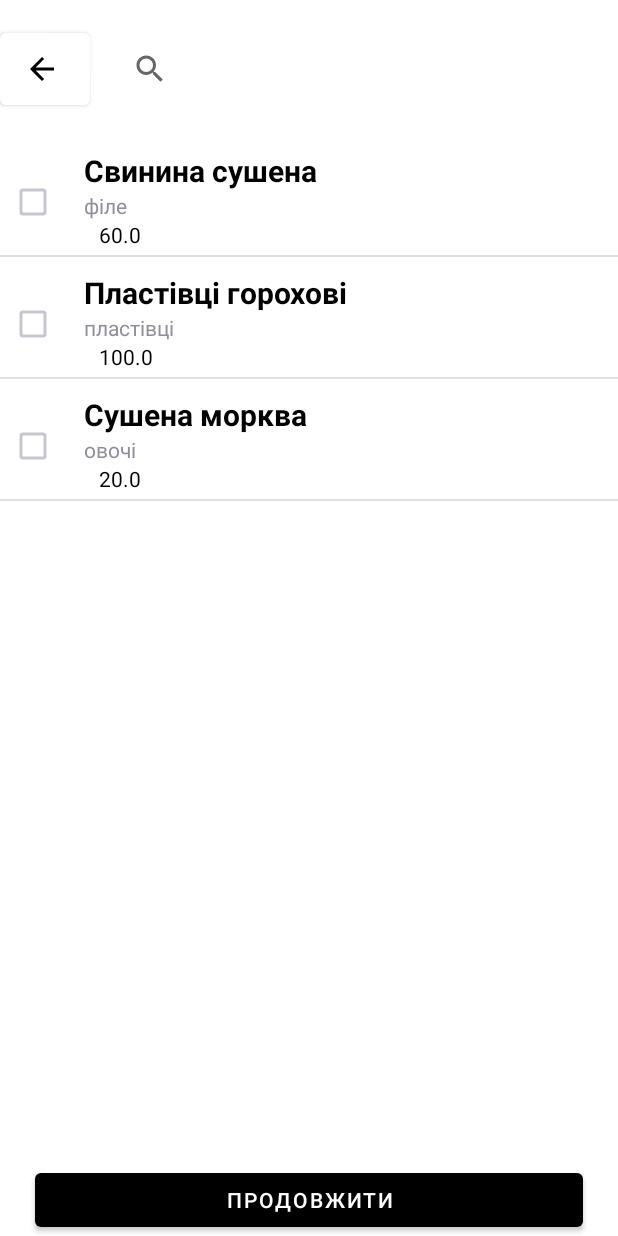
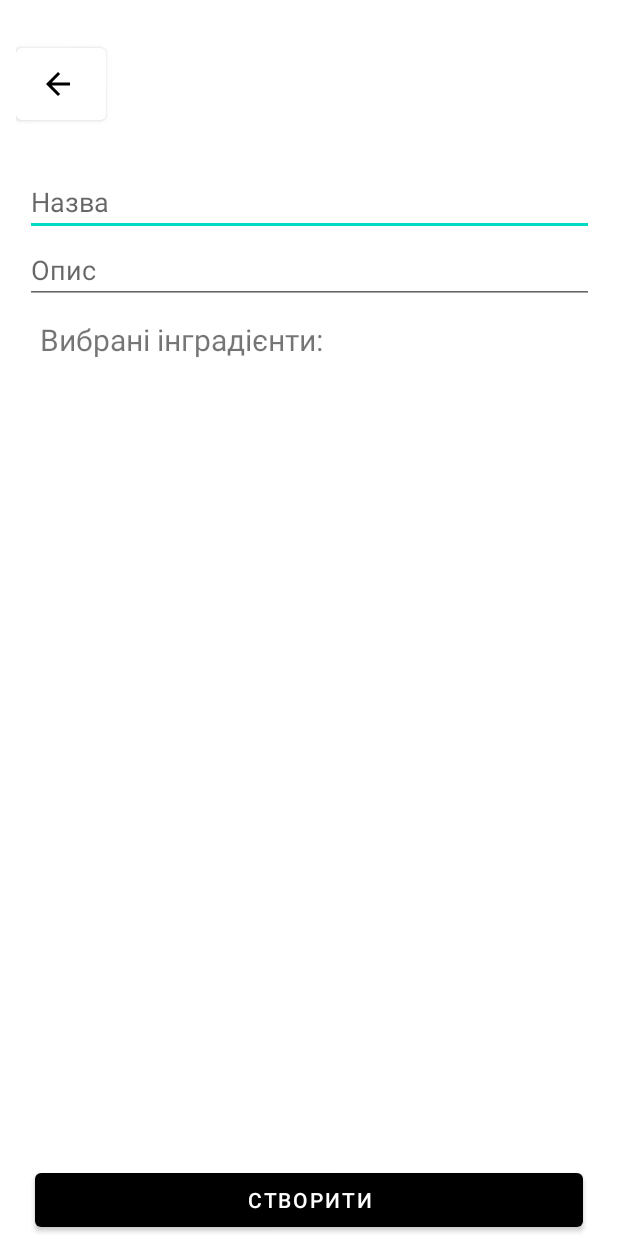
Before and after one commit to anastasiamorozz/MilitaryCalculator, an Android app: the Products screen opened directly, with no data from a screen before it, after a tap on "ПРОДОВЖИТИ", on a phone screen of 412 x 824 dp. Run offline under Robolectric (Android 15) with nearby library versions, the phone set to English and light mode, and no system bars.

Commit message:
Add files via upload

```diff
--- a/src/main/java/com/example/kursova/CreateTrailMix.java
+++ b/src/main/java/com/example/kursova/CreateTrailMix.java
@@ -1,9 +1,13 @@
 package com.example.kursova;
+
+import static com.example.kursova.Products.selectedProducts;
 
 import androidx.appcompat.app.AppCompatActivity;
 
 import android.os.Bundle;
 import android.widget.Adapter;
+import android.widget.ArrayAdapter;
+import android.widget.ListView;
 
 import java.util.ArrayList;
 
@@ -16,6 +20,8 @@ public class CreateTrailMix extends AppCompatActivity {
         super.onCreate(savedInstanceState);
         setContentView(R.layout.activity_create_trail_mix);
 
-
+        ListView listViewSelectedProducts = findViewById(R.id.listViewSelectedProducts);
+        ProductAdapter productAdapter = new ProductAdapter(getApplicationContext(), selectedProducts);
+        listViewSelectedProducts.setAdapter(productAdapter);
     }
 }
--- a/src/main/java/com/example/kursova/MRE.java
+++ b/src/main/java/com/example/kursova/MRE.java
@@ -1,31 +1,57 @@
 package com.example.kursova;
 
+import java.util.List;
+
 public class MRE {
-    private int calories;
-    private int protein;
-    private int fat;
-    private int carbs;
+    private double calories;
+    private double protein;
+    private double fat;
+    private double carbs;
 
-    public MRE(String name, int calories, int protein, int fat, int carbs) {
+    public MRE(double calories, double protein, double fat, double carbs) {
         this.calories = calories;
         this.protein = protein;
         this.fat = fat;
         this.carbs = carbs;
     }
 
-    public int getCalories() {
+    public MRE() {
+
+    }
+
+
+
+    public void setCalories(double calories) {
+        this.calories = calories;
+    }
+
+    public void setProtein(double protein) {
+        this.protein = protein;
+    }
+
+    public void setFat(double fat) {
+        this.fat = fat;
+    }
+
+    public void setCarbs(double carbs) {
+        this.carbs = carbs;
+    }
+
+    public double getCalories() {
         return calories;
     }
 
-    public int getProtein() {
+    public double getProtein() {
         return protein;
     }
 
-    public int getFat() {
+    public double getFat() {
         return fat;
     }
 
-    public int getCarbs() {
+    public double getCarbs() {
         return carbs;
     }
+
+
 }
--- a/src/main/java/com/example/kursova/Product.java
+++ b/src/main/java/com/example/kursova/Product.java
@@ -42,4 +42,5 @@ public class Product implements Serializable {
     public boolean isChecked() {
         return selected;
     }
+
 }
--- a/src/main/java/com/example/kursova/Products.java
+++ b/src/main/java/com/example/kursova/Products.java
@@ -2,42 +2,97 @@ package com.example.kursova;
 import android.content.Intent;
 import android.os.Bundle;
 import android.view.View;
+import android.widget.AdapterView;
+import android.widget.ArrayAdapter;
 import android.widget.Button;
 import android.widget.ListView;
 import android.widget.SearchView;
+import android.widget.Spinner;
 
 import androidx.appcompat.app.AppCompatActivity;
 
 import java.util.ArrayList;
+import java.util.Collections;
+import java.util.Comparator;
 
 public class Products extends AppCompatActivity {
 
     private ListView productsList;
     private ProductAdapter productAdapter;
     private ArrayList<Product> productList = new ArrayList<>();
+    public static ArrayList<Product> selectedProducts = new ArrayList<>();
+
 
     @Override
     protected void onCreate(Bundle savedInstanceState) {
         super.onCreate(savedInstanceState);
         setContentView(R.layout.activity_products);
 
+        productList.add(new Product("Свинина сушена", "Філе", new MRE(316, 12, 16, 42), 60));
+        productList.add(new Product("Пластівці горохові", "Пластівці", new MRE(350, 23, 2, 60), 100));
+        productList.add(new Product("Сушена морква", "Овочі", new MRE(68, 30, 1, 4), 20));
+        productList.add(new Product("Локшина яєчна", "Бакалія", new MRE(350, 12.4, 0.9, 75.6), 100));
+        productList.add(new Product("Сушений сир твердий", "Сир", new MRE(211, 16.7, 15, 1), 50));
+        productList.add(new Product("Сухі вершки", "Молочна продукція", new MRE(102, 2.9, 11.5, 25.1), 20));
+
         productsList = findViewById(R.id.listView);
         productAdapter = new ProductAdapter(getApplicationContext(), productList);
         productsList.setAdapter(productAdapter);
 
-        SearchView searchView = findViewById(R.id.searchView);
-        searchView.setOnQueryTextListener(new SearchView.OnQueryTextListener() {
+        Spinner spinner = findViewById(R.id.spinner);
+        String[] sortingOptions = {"Сортувати за А-Я", "Сортувати за Я-А", "Сортувати за вагою", "Сортувати за калорійністю"};
+
+        ArrayAdapter<String> adapter = new ArrayAdapter<>(this, android.R.layout.simple_spinner_item, sortingOptions);
+        adapter.setDropDownViewResource(android.R.layout.simple_spinner_dropdown_item);
+        spinner.setAdapter(adapter);
+
+        spinner.setOnItemSelectedListener(new AdapterView.OnItemSelectedListener() {
             @Override
-            public boolean onQueryTextSubmit(String query) {
-                return false;
+            public void onItemSelected(AdapterView<?> adapterView, View view, int i, long l) {
+                String selectedOption = adapterView.getItemAtPosition(i).toString();
+                if(selectedOption.equals("Сортувати за А-Я")){
+                    // Відсортувати елементи productList в алфавітному порядку від "А" до "Я"
+                    Collections.sort(productList, new Comparator<Product>() {
+                        @Override
+                        public int compare(Product p1, Product p2) {
+                            return p1.getName().compareTo(p2.getName());
+                        }
+                    });
+                }
+                if (selectedOption.equals("Сортувати за Я-А")) {
+                    // Відсортувати елементи productList в алфавітному порядку від "Я" до "А"
+                    Collections.sort(productList, new Comparator<Product>() {
+                        @Override
+                        public int compare(Product p1, Product p2) {
+                            return p2.getName().compareTo(p1.getName());
+                        }
+                    });
+                }
+                if (selectedOption.equals("Сортувати за вагою")){
+                    Collections.sort(productList, new Comparator<Product>() {
+                        @Override
+                        public int compare(Product p1, Product p2) {
+                            return Double.compare(p1.getWeight(), p2.getWeight());
+                        }
+                    });
+                }
+                if (selectedOption.equals("Сортувати за калорійністю")){
+                    Collections.sort(productList, new Comparator<Product>() {
+                        @Override
+                        public int compare(Product p1, Product p2) {
+                            return Double.compare(p1.getMre().getCalories(), p2.getMre().getCalories());
+                        }
+                    });
+                }
+                productAdapter.notifyDataSetChanged();
             }
 
             @Override
-            public boolean onQueryTextChange(String newText) {
-                productAdapter.getFilter().filter(newText);
-                return false;
+            public void onNothingSelected(AdapterView<?> adapterView) {
+
             }
         });
+
 
         Button exitButton = findViewById(R.id.button3);
         exitButton.setOnClickListener(new View.OnClickListener() {
@@ -50,20 +105,16 @@ public class Products extends AppCompatActivity {
 
         Button continueButton = findViewById(R.id.button4);
         continueButton.setOnClickListener(v -> {
-            ArrayList<Product> selectedProducts = new ArrayList<>();
             for (Product product : productList) {
                 if (product.isChecked()) {
                     selectedProducts.add(product);
                 }
             }
-            // Do something with the selected products
+            Intent intent = new Intent(Products.this, CreateTrailMix.class);
+            startActivity(intent);
         });
 
-        Product product1 = new Product("Свинина сушена", "філе", new MRE("Свинина сушена", 316, 12, 16, 42), 60);
-        Product product2 = new Product("Пластівці горохові", "пластівці", new MRE("Пластівці горохові", 350, 23, 2, 60), 100);
-        Product product3 = new Product("Сушена морква", "овочі", new MRE("Сушена морква", 68, 30, 1, 4), 20);
-        productList.add(product1);
-        productList.add(product2);
-        productList.add(product3);
+
     }
+
 }
--- a/src/main/res/layout/activity_create_trail_mix.xml
+++ b/src/main/res/layout/activity_create_trail_mix.xml
@@ -6,4 +6,80 @@
     android:layout_height="match_parent"
     tools:context=".CreateTrailMix">
 
+    <LinearLayout
+        android:layout_width="411dp"
+        android:layout_height="735dp"
+        android:orientation="vertical"
+        app:layout_constraintEnd_toEndOf="parent"
+        app:layout_constraintStart_toStartOf="parent"
+        app:layout_constraintTop_toTopOf="parent"
+        >
+
+        <LinearLayout
+            android:layout_width="match_parent"
+            android:layout_height="wrap_content"
+            android:orientation="horizontal"
+            android:layout_margin="10dp">
+
+            <Button
+                android:id="@+id/button3"
+                android:layout_width="60dp"
+                android:layout_height="60dp"
+                android:layout_marginTop="16dp"
+                app:backgroundTint="#FFFFFF"
+                app:icon="?attr/actionModeCloseDrawable"
+                app:iconTint="#000000"
+                app:layout_constraintEnd_toEndOf="parent"
+                app:layout_constraintHorizontal_bias="0.049"
+                app:layout_constraintStart_toStartOf="parent"
+                app:layout_constraintTop_toTopOf="parent"
+                app:strokeColor="#00CCCCCC" />
+
+        </LinearLayout>
+
+        <LinearLayout
+            android:layout_width="match_parent"
+            android:layout_height="match_parent"
+            android:orientation="vertical"
+            android:layout_margin="16dp"
+            >
+
+            <EditText
+                android:id="@+id/editTextName"
+                android:layout_width="match_parent"
+                android:layout_height="wrap_content"
+                android:hint="Назва" />
+
+            <EditText
+                android:id="@+id/editTextDescription"
+                android:layout_width="match_parent"
+                android:layout_height="wrap_content"
+                android:hint="Опис" />
+
+            <TextView
+                android:layout_width="match_parent"
+                android:layout_height="wrap_content"
+                android:text="Вибрані інградієнти:"
+                android:textSize="20sp"
+                android:padding="10dp" />
+
+            <ListView
+                android:id="@+id/listViewSelectedProducts"
+                android:layout_width="match_parent"
+                android:layout_height="0dp"
+                android:layout_weight="1"
+                android:divider="@android:color/transparent"
+                android:dividerHeight="10dp" />
+        </LinearLayout>
+
+    </LinearLayout>
+
+    <Button
+        android:id="@+id/button4"
+        android:layout_width="365dp"
+        android:layout_height="wrap_content"
+        android:text="Створити"
+        app:layout_constraintBottom_toBottomOf="parent"
+        app:layout_constraintEnd_toEndOf="parent"
+        app:layout_constraintStart_toStartOf="parent" />
 </androidx.constraintlayout.widget.ConstraintLayout>
--- a/src/main/res/layout/activity_products.xml
+++ b/src/main/res/layout/activity_products.xml
@@ -31,16 +31,13 @@
                 app:layout_constraintTop_toTopOf="parent"
                 app:strokeColor="#00CCCCCC" />
 
-            <SearchView
-                android:id="@+id/searchView"
-                android:layout_width="300dp"
-                android:layout_height="60dp"
-                android:layout_marginStart="16dp"
-                android:layout_marginTop="16dp"
-                app:layout_constraintStart_toEndOf="@+id/button3"
-                app:layout_constraintTop_toTopOf="parent">
+            <Spinner
+                android:id="@+id/spinner"
+                android:layout_width="230dp"
+                android:layout_height="35dp"
+                android:layout_marginLeft="120dp"
+                android:layout_marginTop="16dp" />
 
-            </SearchView>
         </LinearLayout>
 
         <LinearLayout
--- a/src/main/res/layout/product_item.xml
+++ b/src/main/res/layout/product_item.xml
@@ -45,11 +45,12 @@
                 android:layout_height="match_parent"
                 android:orientation="horizontal">
 
-                <ImageView
-                    android:id="@+id/imageView"
+                <TextView
+                    android:id="@+id/textView3"
                     android:layout_width="wrap_content"
                     android:layout_height="wrap_content"
-                    app:srcCompat="@drawable/weight" />
+                    android:layout_weight="1"
+                    android:text="Вага" />
 
                 <Space
                     android:layout_width="10dp"
```
Also changed, not shown: src/main/java/com/example/kursova/Pie.java (added, +54 -0 lines).
